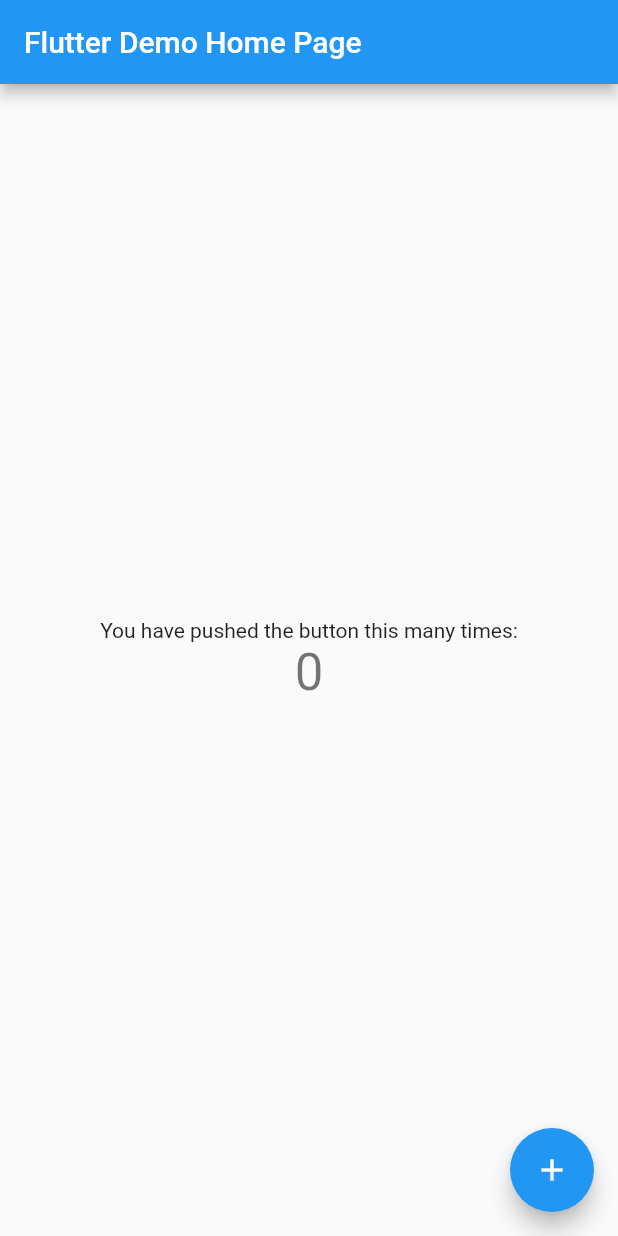
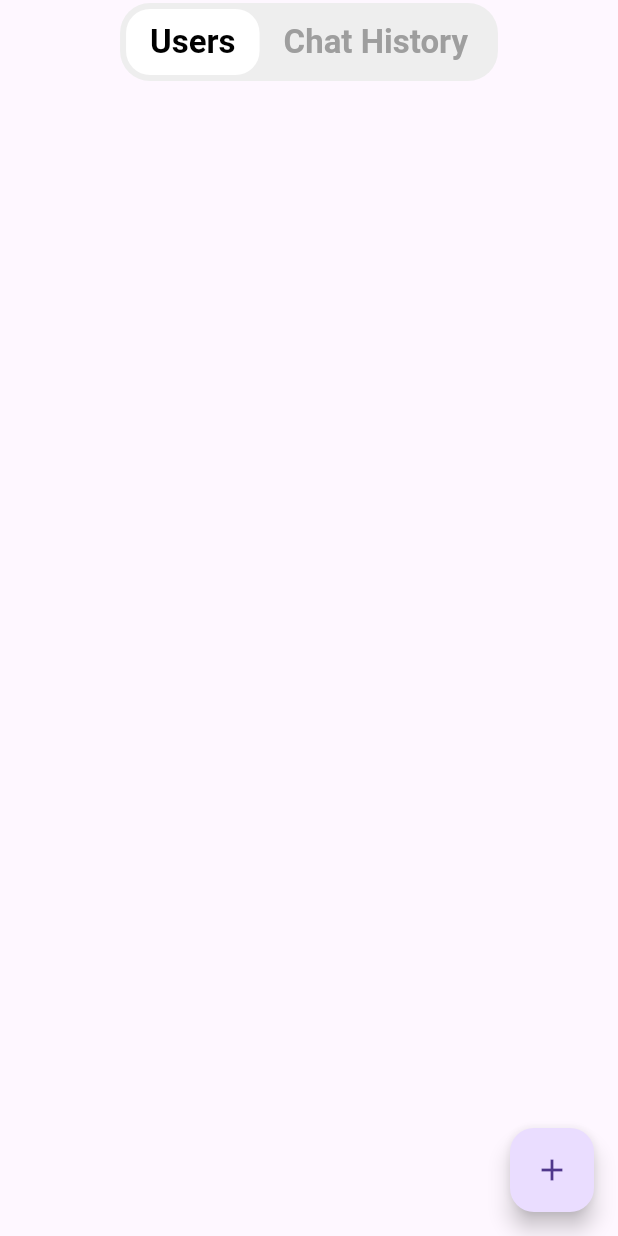
Before and after one commit to YadavSumit2408/sivichatbot, a Flutter app: the screen it shows after launch, on a phone screen of 412 x 824 dp. Run offline on Flutter 3.47's test engine with Material 2 defaults, Android fonts, the phone set to English and light mode, and no system bars; our stand-ins replace bloc, flutter_bloc.

Commit message:
added bilerplate code to files

```diff
--- /dev/null
+++ b/lib/app_providers.dart
@@ -0,0 +1,30 @@
+import 'package:flutter_bloc/flutter_bloc.dart';
+import 'package:http/http.dart' as http;
+
+import 'core/network/api_client.dart';
+import 'core/utils/constants.dart';
+import 'features/home/cubit/home_cubit.dart';
+import 'features/users/cubit/users_cubit.dart';
+import 'features/chat/cubit/chat_cubit.dart';
+import 'features/chat/repository/chat_repository.dart';
+
+List<BlocProvider> buildBlocProviders() {
+  final apiClient = ApiClient(
+    client: http.Client(),
+    baseUrl: ApiConstants.quotableBaseUrl,
+  );
+
+  final chatRepository = ChatRepository(apiClient: apiClient);
+
+  return [
+    BlocProvider<HomeCubit>(
+      create: (_) => HomeCubit(),
+    ),
+    BlocProvider<UsersCubit>(
+      create: (_) => UsersCubit(),
+    ),
+    BlocProvider<ChatCubit>(
+      create: (_) => ChatCubit(repository: chatRepository),
+    ),
+  ];
+}
--- a/lib/features/home/view/home_page.dart
+++ b/lib/features/home/view/home_page.dart
@@ -1,8 +1,11 @@
-// lib/features/home/view/home_page.dart
 import 'package:flutter/material.dart';
 import 'package:flutter_bloc/flutter_bloc.dart';
+
 import '../cubit/home_cubit.dart';
 import '../cubit/home_state.dart';
+import '../../users/view/users_page.dart';
+import '../../chat/view/chat_history_page.dart';
+
 class HomePage extends StatelessWidget {
   const HomePage({super.key});
 
@@ -14,32 +17,42 @@
 
         return Scaffold(
           body: NestedScrollView(
-        headerSliverBuilder: (_, __) => [
+            headerSliverBuilder: (_, __) {
+              return [
                 SliverAppBar(
                   floating: true,
                   snap: true,
                   centerTitle: true,
-            title: _TopTabSwitcher(selectedTab: selectedTab),
+                  title: _TopTabSwitcher(
+                    selectedTab: selectedTab,
                   ),
-        ],
+                ),
+              ];
+            },
             body: IndexedStack(
               index: selectedTab,
-          children: const [
-            UsersPage(key: PageStorageKey('users')),
-            ChatHistoryPage(key: PageStorageKey('history')),
+              children: [
+                UsersPage(
+                  key: const PageStorageKey('users'),
+                ),
+                ChatHistoryPage(
+                  key: const PageStorageKey('history'),
+                ),
               ],
             ),
           ),
         );
       },
     );
-
   }
 }
+
 class _TopTabSwitcher extends StatelessWidget {
   final int selectedTab;
 
-  const _TopTabSwitcher({required this.selectedTab});
+  const _TopTabSwitcher({
+    required this.selectedTab,
+  });
 
   @override
   Widget build(BuildContext context) {
@@ -67,6 +80,7 @@
     );
   }
 }
+
 class _TabButton extends StatelessWidget {
   final String label;
   final bool isSelected;
@@ -84,7 +98,10 @@
       onTap: onTap,
       child: AnimatedContainer(
         duration: const Duration(milliseconds: 200),
-        padding: const EdgeInsets.symmetric(horizontal: 16, vertical: 8),
+        padding: const EdgeInsets.symmetric(
+          horizontal: 16,
+          vertical: 8,
+        ),
         decoration: BoxDecoration(
           color: isSelected ? Colors.white : Colors.transparent,
           borderRadius: BorderRadius.circular(16),
--- a/lib/features/users/cubit/users_cubit.dart
+++ b/lib/features/users/cubit/users_cubit.dart
@@ -0,0 +1,16 @@
+// lib/features/users/cubit/users_cubit.dart
+import 'package:bloc/bloc.dart';
+import 'users_state.dart';
+import '../model/user_model.dart';
+
+class UsersCubit extends Cubit<UsersState> {
+  UsersCubit() : super(const UsersState(users: []));
+
+  // Adds a new user to the list
+  void addUser(String name) {
+    final updatedUsers = List<UserModel>.from(state.users)
+      ..add(UserModel(name: name));
+
+    emit(state.copyWith(users: updatedUsers));
+  }
+}
--- a/lib/features/users/cubit/users_state.dart
+++ b/lib/features/users/cubit/users_state.dart
@@ -0,0 +1,14 @@
+// lib/features/users/cubit/users_state.dart
+import '../model/user_model.dart';
+
+class UsersState {
+  final List<UserModel> users;
+
+  const UsersState({required this.users});
+
+  UsersState copyWith({List<UserModel>? users}) {
+    return UsersState(
+      users: users ?? this.users,
+    );
+  }
+}
--- a/lib/features/users/model/user_model.dart
+++ b/lib/features/users/model/user_model.dart
@@ -0,0 +1,8 @@
+// lib/features/users/model/user_model.dart
+class UserModel {
+  final String name;
+
+  const UserModel({required this.name});
+
+  String get initial => name.isNotEmpty ? name[0].toUpperCase() : '?';
+}
--- a/lib/features/users/view/users_page.dart
+++ b/lib/features/users/view/users_page.dart
@@ -0,0 +1,66 @@
+// lib/features/users/view/users_page.dart
+import 'package:flutter/material.dart';
+import 'package:flutter_bloc/flutter_bloc.dart';
+import '../cubit/users_cubit.dart';
+import '../cubit/users_state.dart';
+import '../model/user_model.dart';
+import '../../chat/view/chat_page.dart';
+
+class UsersPage extends StatelessWidget {
+  const UsersPage({super.key});
+
+  @override
+  Widget build(BuildContext context) {
+    return BlocBuilder<UsersCubit, UsersState>(
+      builder: (context, state) {
+        return Scaffold(
+          body: ListView.builder(
+            key: const PageStorageKey('users_list'),
+            itemCount: state.users.length,
+            itemBuilder: (context, index) {
+              final user = state.users[index];
+              return _UserTile(user: user);
+            },
+          ),
+          floatingActionButton: FloatingActionButton(
+            onPressed: () => _addUser(context),
+            child: const Icon(Icons.add),
+          ),
+        );
+      },
+    );
+  }
+
+  // Adds a mock user and shows confirmation
+  void _addUser(BuildContext context) {
+    final userName = 'User ${DateTime.now().millisecondsSinceEpoch % 1000}';
+    context.read<UsersCubit>().addUser(userName);
+
+    ScaffoldMessenger.of(context).showSnackBar(
+      SnackBar(content: Text('$userName added')),
+    );
+  }
+}
+class _UserTile extends StatelessWidget {
+  final UserModel user;
+
+  const _UserTile({required this.user});
+
+  @override
+  Widget build(BuildContext context) {
+    return ListTile(
+      leading: CircleAvatar(
+        child: Text(user.initial),
+      ),
+      title: Text(user.name),
+      onTap: () {
+        Navigator.push(
+          context,
+          MaterialPageRoute(
+            builder: (_) => ChatPage(user: user),
+          ),
+        );
+      },
+    );
+  }
+}
--- a/lib/main.dart
+++ b/lib/main.dart
@@ -1,115 +1,28 @@
 import 'package:flutter/material.dart';
+import 'package:flutter_bloc/flutter_bloc.dart';
+
+import 'app_providers.dart';
+import 'features/home/view/home_page.dart';
 
 void main() {
-  runApp(const MyApp());
+  runApp(const MySiviChatApp());
 }
 
-class MyApp extends StatelessWidget {
-  const MyApp({super.key});
+class MySiviChatApp extends StatelessWidget {
+  const MySiviChatApp({super.key});
 
-  // This widget is the root of your application.
   @override
   Widget build(BuildContext context) {
-    return MaterialApp(
-      title: 'Flutter Demo',
-      theme: ThemeData(
-        // This is the theme of your application.
-        //
-        // Try running your application with "flutter run". You'll see the
-        // application has a blue toolbar. Then, without quitting the app, try
-        // changing the primarySwatch below to Colors.green and then invoke
-        // "hot reload" (press "r" in the console where you ran "flutter run",
-        // or simply save your changes to "hot reload" in a Flutter IDE).
-        // Notice that the counter didn't reset back to zero; the application
-        // is not restarted.
-        primarySwatch: Colors.blue,
+    return MultiBlocProvider(
+      providers: buildBlocProviders(),
+      child: MaterialApp(
+        debugShowCheckedModeBanner: false,
+        title: 'Mini Chat',
+        theme: ThemeData(
+          useMaterial3: true,
+        ),
+        home: const HomePage(),
       ),
-      home: const MyHomePage(title: 'Flutter Demo Home Page'),
     );
   }
 }
-
-class MyHomePage extends StatefulWidget {
-  const MyHomePage({super.key, required this.title});
-
-  // This widget is the home page of your application. It is stateful, meaning
-  // that it has a State object (defined below) that contains fields that affect
-  // how it looks.
-
-  // This class is the configuration for the state. It holds the values (in this
-  // case the title) provided by the parent (in this case the App widget) and
-  // used by the build method of the State. Fields in a Widget subclass are
-  // always marked "final".
-
-  final String title;
-
-  @override
-  State<MyHomePage> createState() => _MyHomePageState();
-}
-
-class _MyHomePageState extends State<MyHomePage> {
-  int _counter = 0;
-
-  void _incrementCounter() {
-    setState(() {
-      // This call to setState tells the Flutter framework that something has
-      // changed in this State, which causes it to rerun the build method below
-      // so that the display can reflect the updated values. If we changed
-      // _counter without calling setState(), then the build method would not be
-      // called again, and so nothing would appear to happen.
-      _counter++;
-    });
-  }
-
-  @override
-  Widget build(BuildContext context) {
-    // This method is rerun every time setState is called, for instance as done
-    // by the _incrementCounter method above.
-    //
-    // The Flutter framework has been optimized to make rerunning build methods
-    // fast, so that you can just rebuild anything that needs updating rather
-    // than having to individually change instances of widgets.
-    return Scaffold(
-      appBar: AppBar(
-        // Here we take the value from the MyHomePage object that was created by
-        // the App.build method, and use it to set our appbar title.
-        title: Text(widget.title),
-      ),
-      body: Center(
-        // Center is a layout widget. It takes a single child and positions it
-        // in the middle of the parent.
-        child: Column(
-          // Column is also a layout widget. It takes a list of children and
-          // arranges them vertically. By default, it sizes itself to fit its
-          // children horizontally, and tries to be as tall as its parent.
-          //
-          // Invoke "debug painting" (press "p" in the console, choose the
-          // "Toggle Debug Paint" action from the Flutter Inspector in Android
-          // Studio, or the "Toggle Debug Paint" command in Visual Studio Code)
-          // to see the wireframe for each widget.
-          //
-          // Column has various properties to control how it sizes itself and
-          // how it positions its children. Here we use mainAxisAlignment to
-          // center the children vertically; the main axis here is the vertical
-          // axis because Columns are vertical (the cross axis would be
-          // horizontal).
-          mainAxisAlignment: MainAxisAlignment.center,
-          children: <Widget>[
-            const Text(
-              'You have pushed the button this many times:',
-            ),
-            Text(
-              '$_counter',
-              style: Theme.of(context).textTheme.headlineMedium,
-            ),
-          ],
-        ),
-      ),
-      floatingActionButton: FloatingActionButton(
-        onPressed: _incrementCounter,
-        tooltip: 'Increment',
-        child: const Icon(Icons.add),
-      ), // This trailing comma makes auto-formatting nicer for build methods.
-    );
-  }
-}
```
Also changed, not shown: lib/features/chat/cubit/chat_cubit.dart (+36 -0 lines), lib/features/chat/cubit/chat_state.dart (+26 -0 lines), lib/features/chat/model/message_model.dart (+14 -0 lines), lib/features/chat/repository/chat_repository.dart (+15 -0 lines), lib/features/chat/view/chat_history_page.dart (added, +20 -0 lines), lib/features/chat/view/chat_page.dart (+112 -0 lines). Lines whose indentation alone changed are shown as unchanged.
